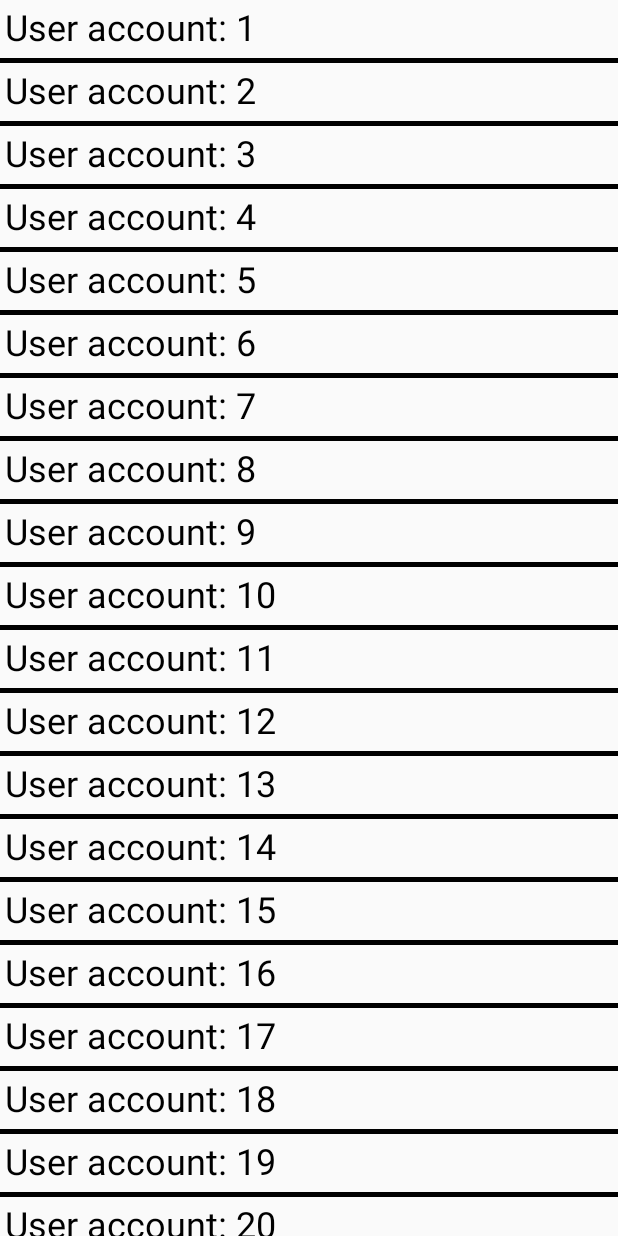
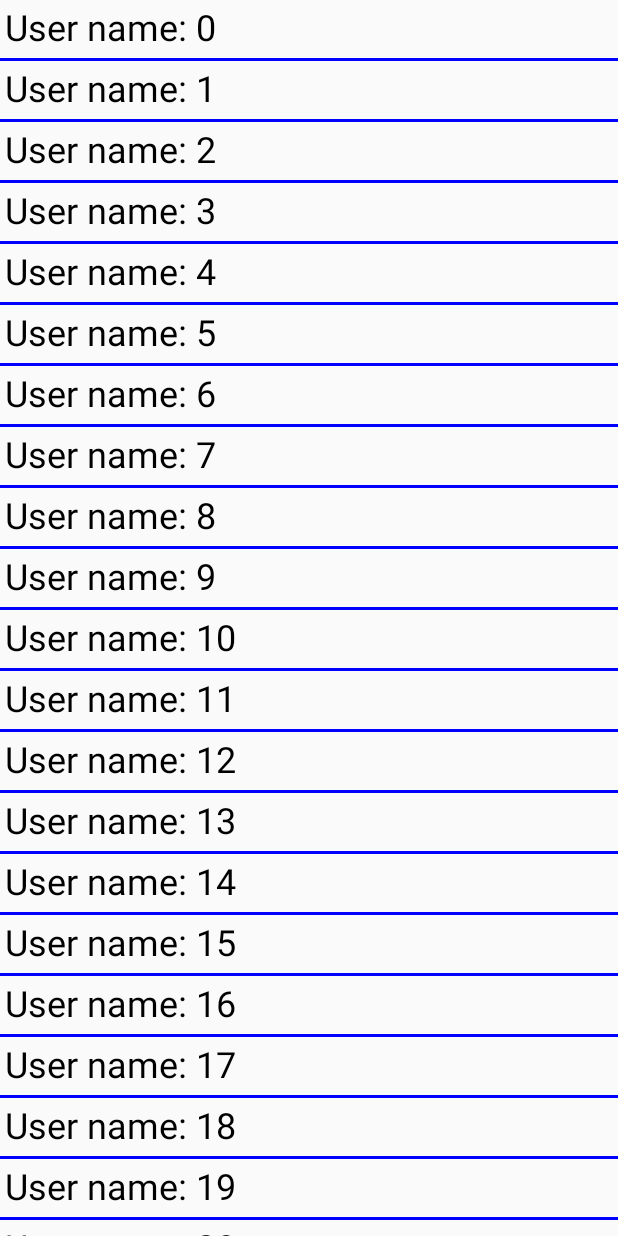
Before and after one commit to snaqviApps/rviewcompose201, an Android app built with Jetpack Compose: the screen it shows after launch (MainActivity), on a phone screen of 412 x 824 dp. Run offline under Robolectric (Android 15) with nearby library versions, the phone set to English and light mode, and no system bars.

```diff
--- a/app/src/main/java/learn/ghar/rviewcompose201/MainActivity.kt
+++ b/app/src/main/java/learn/ghar/rviewcompose201/MainActivity.kt
@@ -3,10 +3,8 @@ package learn.ghar.rviewcompose201
 import android.os.Bundle
 import androidx.activity.ComponentActivity
 import androidx.activity.compose.setContent
-import androidx.compose.foundation.layout.Column
 import androidx.compose.foundation.layout.padding
-import androidx.compose.foundation.rememberScrollState
-import androidx.compose.foundation.verticalScroll
+import androidx.compose.foundation.lazy.LazyColumn
 import androidx.compose.material3.Divider
 import androidx.compose.material3.MaterialTheme
 import androidx.compose.material3.Text
@@ -19,12 +17,13 @@ class MainActivity : ComponentActivity() {
     override fun onCreate(savedInstanceState: Bundle?) {
         super.onCreate(savedInstanceState)
         setContent {
-            ScrollableColumn()
+            LazyColumnDemo()
         }
     }
 }
 
 
+/**
 @Composable
 fun ScrollableColumn(){
     val scrolState = rememberScrollState()
@@ -41,5 +40,19 @@ fun ScrollableColumn(){
             Divider(color = Color.Black, thickness = 3.dp)
         }
     }
-
 }
+ */
+@Composable
+private fun LazyColumnDemo() {
+    LazyColumn {
+        items(40){ count ->
+            Text(
+                text = "User name: ".plus(count),
+                style = MaterialTheme.typography.headlineSmall,
+                modifier = Modifier
+                    .padding(3.dp)
+            )
+            Divider(color = Color.Blue, thickness = 2.dp)
+        }
+    }
+}
```
